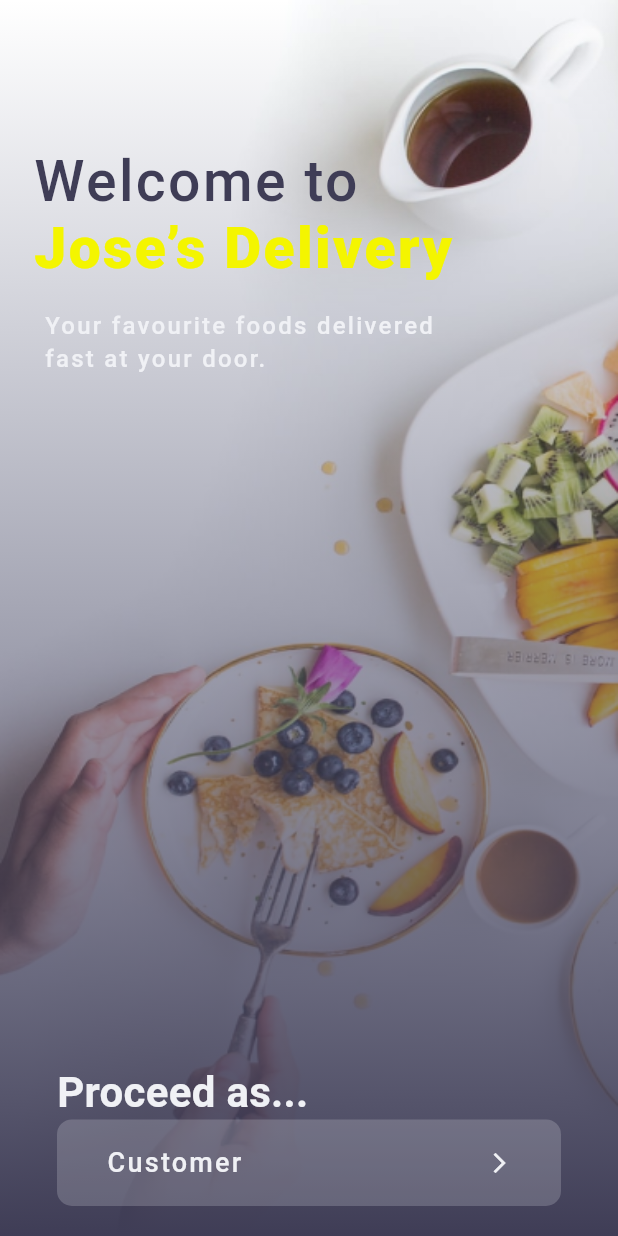
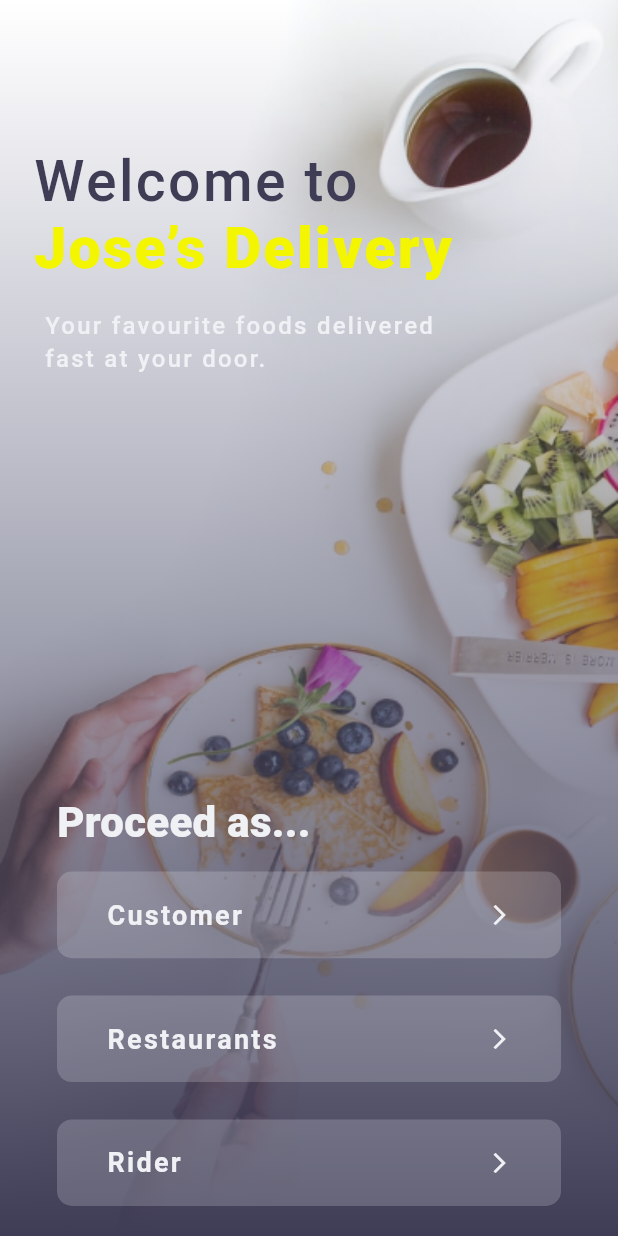
Before and after one commit to HamidAli78600/joses-delivery-app, a Flutter app: the ChooseUserTypeScreen screen opened directly, on a phone screen of 412 x 824 dp. Run offline on Flutter 3.47's test engine with Material 3 defaults, Android fonts, the phone set to English and light mode, and no system bars; our stand-ins replace cached_network_image, connectivity_plus, device_preview, flutter_svg, get, get_storage and 3 more; missing offline and left inert: dart:ffi; accounts and stored records are empty; Roboto replaces fonts that are missing (sfpDisplayRoundedBold, sfpDisplayRoundedRegular).

Commit message:
User Role Screen

```diff
--- a/lib/controller/auth_controller.dart
+++ b/lib/controller/auth_controller.dart
@@ -1,6 +1,7 @@
 import 'package:flutter/material.dart';
 import 'package:get/get.dart';
 import 'package:joses_delivery_app/utils/icons_and_images_path.dart';
+import 'package:joses_delivery_app/utils/storage_helper.dart';
 import 'package:joses_delivery_app/view/auth_screens/choose_user_type_screen.dart';
 
 class AuthController extends GetxController {
@@ -32,4 +33,10 @@ class AuthController extends GetxController {
   }
 
   //........................
+
+  // welcome screen for role selection
+  String userRole = StorageHelper.userRole;
+
+
+  // .........................
 }
--- a/lib/utils/constants.dart
+++ b/lib/utils/constants.dart
@@ -29,8 +29,17 @@ class AppFonts {
   static String sfpRoundedSemiBold = "sfpDisplayRoundedSemiBold";
 }
 
+// user Role
+class UserRole {
+  static const String customer = "customer";
+  static const String restaurant = "restaurant";
+  static const String rider = "rider";
+}
 // media query
 Size get mQ => MediaQuery.of(Get.context!).size;
+// get width and height
+double get gH => Get.height;
+double get gW => Get.width;
 // local storage instance
 final GetStorage kStorage = GetStorage();
 // sized box
--- a/lib/utils/storage_helper.dart
+++ b/lib/utils/storage_helper.dart
@@ -3,10 +3,10 @@ import 'package:joses_delivery_app/utils/constants.dart';
 
 class StorageHelper {
   static const String _accessToken = 'userAccessToken';
-  static const String _userVisit = 'userVisit';
+  static const String _userRole = 'userRole';
   static const String _deviceID = 'deviceID';
 
-  // setter
+  // login token
   static setLoginToken(String token) {
     kStorage.write(_accessToken, token);
   }
@@ -19,14 +19,16 @@ class StorageHelper {
     return kStorage.remove(_accessToken);
   }
 
-  static setUserVisitValue(bool value) {
-    kStorage.write(_userVisit, value);
+  // user role
+  static setUserRole(String value) {
+    kStorage.write(_userRole, value);
   }
 
-  static _getUserVisitValue() {
-    return kStorage.read(_userVisit) ?? false;
+  static _getUserRoleValue() {
+    return kStorage.read(_userRole) ?? 'none';
   }
 
+  // device id
   static setDeviceID(String deviceID) {
     kStorage.write(_deviceID, deviceID);
   }
@@ -38,7 +40,8 @@ class StorageHelper {
   // getter
   static String get userAccessToken => _getLoginToken();
   static String get deviceID => _getDeviceID();
-  static bool get isUserVisit => _getUserVisitValue();
+  static String get userRole => _getUserRoleValue();
+
 
   set isDarkMode(bool value) => kStorage.write("isDark", value);
   bool? get isDark => kStorage.read('isDark');
--- a/lib/view/auth_screens/choose_user_type_screen.dart
+++ b/lib/view/auth_screens/choose_user_type_screen.dart
@@ -5,6 +5,9 @@ import 'package:joses_delivery_app/utils/app_dimen.dart';
 import 'package:joses_delivery_app/utils/app_strings.dart';
 import 'package:joses_delivery_app/utils/constants.dart';
 import 'package:joses_delivery_app/utils/icons_and_images_path.dart';
+import 'package:joses_delivery_app/utils/storage_helper.dart';
+import 'package:joses_delivery_app/view/auth_screens/welcome_screen.dart';
+import 'package:joses_delivery_app/widgets/app_buttons/k_primary_button.dart';
 
 class ChooseUserTypeScreen extends StatelessWidget {
    ChooseUserTypeScreen({super.key});
@@ -87,41 +90,32 @@ class ChooseUserTypeScreen extends StatelessWidget {
                         fontFamily: AppFonts.sfpRoundedBold,
                         color: AppColors.primaryWhiteColor,
                         fontSize: FontDimen.dimen28,
-                        fontWeight: FontWeight.bold,
+                        fontWeight: FontWeight.w800,
                         letterSpacing: 0.2
                       ),
                     ),
                     Column(
                       children: [
-                        Container(
-                          height: mQ.height * 0.07,
-                          width: mQ.width,
-                          decoration: BoxDecoration(
-                            color: AppColors.primaryWhiteColor.withOpacity(0.2),
-                            borderRadius: BorderRadius.circular(10),
-                          ),
-                          child: Row(
-                            crossAxisAlignment: CrossAxisAlignment.center,
-                            mainAxisAlignment: MainAxisAlignment.spaceBetween,
-                            children: [
-                              Text(
-                                AppStrings.customer,
-                                style: kTextStyle(
-                                  color: AppColors.primaryWhiteColor,
-                                  fontWeight: FontWeight.w500,
-                                  fontSize: FontDimen.dimen18,
-                                  height: 1.4,
-                                  letterSpacing: 1.5
-                                ),
-                              ).paddingOnly(left: mQ.width * 0.08),
-                              const Icon(
-                                Icons.arrow_forward_ios,
-                                size: 16,
-                                weight: 0.022,
-                              ).paddingOnly(right: mQ.width * 0.08)
-                            ],
-                          ),
-                        ).paddingOnly(bottom: 20),
+                        kAppPrimaryButton(
+                          onTap: () async {
+                            await StorageHelper.setUserRole(UserRole.customer);
+                            Get.to(WelcomeScreen());
+                          },
+                          text: AppStrings.customer,
+                        ).paddingOnly(top: AppDimens.dimen18),
+                        kAppPrimaryButton(
+                          onTap: () async {
+                            await StorageHelper.setUserRole(UserRole.restaurant);
+                            Get.to(WelcomeScreen());
+                           },
+                          text: AppStrings.restaurants,
+                        ).paddingOnly(top: AppDimens.dimen6),kAppPrimaryButton(
+                          onTap: () async {
+                            await StorageHelper.setUserRole(UserRole.rider);
+                            Get.to(WelcomeScreen());
+                          },
+                          text: AppStrings.rider,
+                        ).paddingOnly(top: AppDimens.dimen6),
                       ],
                     )
                   ],
--- /dev/null
+++ b/lib/widgets/app_buttons/k_primary_button.dart
@@ -0,0 +1,49 @@
+import 'package:flutter/material.dart';
+import 'package:get/get.dart';
+import 'package:joses_delivery_app/utils/app_dimen.dart';
+import 'package:joses_delivery_app/utils/constants.dart';
+
+Widget kAppPrimaryButton({
+  required String text,
+  required VoidCallback onTap,
+  Color? backgroundColor,
+  TextStyle? textStyle,
+  IconData? icon,
+  double? height,
+  double? width,
+  double? borderRadius,
+  EdgeInsets? padding,
+}) {
+  return GestureDetector(
+    onTap: onTap,
+    child: Container(
+      height: height ?? gH * 0.07,
+      width: width ?? gW,
+      decoration: BoxDecoration(
+        color: backgroundColor ?? AppColors.primaryWhiteColor.withOpacity(0.2),
+        borderRadius: BorderRadius.circular(borderRadius ?? 10),
+      ),
+      child: Row(
+        crossAxisAlignment: CrossAxisAlignment.center,
+        mainAxisAlignment: MainAxisAlignment.spaceBetween,
+        children: [
+          Text(
+            text,
+            style: textStyle ??
+                kTextStyle(
+                  color: AppColors.primaryWhiteColor,
+                  fontWeight: FontWeight.w700,
+                  fontSize: FontDimen.dimen18,
+                  height: 1.4,
+                  letterSpacing: 1.5,
+                ),
+          ).paddingOnly(left: padding?.left ?? mQ.width * 0.08),
+          Icon(
+            icon ?? Icons.arrow_forward_ios,
+            size: 16,
+          ).paddingOnly(right: padding?.right ?? mQ.width * 0.08)
+        ],
+      ),
+    ).paddingOnly(bottom: padding?.bottom ?? 20.0),
+  );
+}
```
Also changed, not shown: lib/view/auth_screens/welcome_screen.dart (added, +37 -0 lines), 4 other files.
